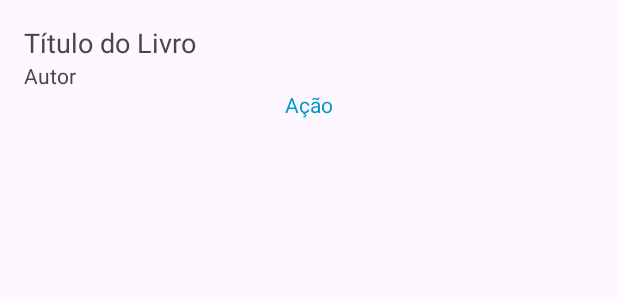
After one commit to ElisianaC/Unifacilita, an Android app: the layout item_biblioteca.xml on its own in the app's theme, with its tools: preview values and no code run, on a phone screen of 412 x 824 dp. The commit adds this screen. Shown: the top 300 px of the screen. Run offline under Robolectric (Android 15) with nearby library versions, the phone set to English and light mode, and no system bars.

Commit message:
Unifacilita_Biblioteca

```diff
--- a/app/src/main/java/com/example/unifacilita10/HomeActivity.java
+++ b/app/src/main/java/com/example/unifacilita10/HomeActivity.java
@@ -24,7 +24,7 @@ public class HomeActivity extends AppCompatActivity {
     };
 
     private Class<?>[] activities = {   //trocar o nome das activities de cada módulo. Aqui todas as opções do menu estão na FaleConoscoActivity. Precisa sequir a mesma ordem da lista "nomes" acima
-            FaleConoscoActivity.class, FaleConoscoActivity.class, FaleConoscoActivity.class,
+            FaleConoscoActivity.class, BibliotecaActivity.class, FaleConoscoActivity.class,
             ReuniaoActivity.class, FaleConoscoActivity.class, FaleConoscoActivity.class,
             FaleConoscoActivity.class, FaleConoscoActivity.class, FaleConoscoActivity.class
     };
--- /dev/null
+++ b/app/src/main/res/layout/item_biblioteca.xml
@@ -0,0 +1,37 @@
+<?xml version="1.0" encoding="utf-8"?>
+<androidx.constraintlayout.widget.ConstraintLayout xmlns:android="http://schemas.android.com/apk/res/android"
+    xmlns:app="http://schemas.android.com/apk/res-auto"
+    android:layout_width="match_parent"
+    android:layout_height="wrap_content"
+    android:padding="16dp">
+
+    <TextView
+        android:id="@+id/txtTitulo"
+        android:layout_width="0dp"
+        android:layout_height="wrap_content"
+        android:text="Título do Livro"
+        android:textSize="18sp"
+        app:layout_constraintTop_toTopOf="parent"
+        app:layout_constraintStart_toStartOf="parent"
+        app:layout_constraintEnd_toEndOf="parent"/>
+
+    <TextView
+        android:id="@+id/txtAutor"
+        android:layout_width="0dp"
+        android:layout_height="wrap_content"
+        android:text="Autor"
+        android:textSize="14sp"
+        app:layout_constraintTop_toBottomOf="@+id/txtTitulo"
+        app:layout_constraintStart_toStartOf="parent"
+        app:layout_constraintEnd_toEndOf="parent"/>
+
+    <TextView
+        android:id="@+id/txtAcao"
+        android:layout_width="wrap_content"
+        android:layout_height="wrap_content"
+        android:text="Ação"
+        android:textColor="@android:color/holo_blue_dark"
+        app:layout_constraintTop_toBottomOf="@+id/txtAutor"
+        app:layout_constraintStart_toStartOf="parent"
+        app:layout_constraintEnd_toEndOf="parent"/>
+</androidx.constraintlayout.widget.ConstraintLayout>
```
Also changed, not shown: app/src/main/AndroidManifest.xml (+9 -19 lines), app/src/main/java/com/example/unifacilita10/BibliotecaActivity.java (added, +35 -0 lines), app/src/main/java/com/example/unifacilita10/Livro.java (added, +39 -0 lines), app/src/main/java/com/example/unifacilita10/LivrosAdapter.java (added, +58 -0 lines), app/src/main/res/layout/activity_biblioteca.xml (added, +41 -0 lines), 1 other file.
